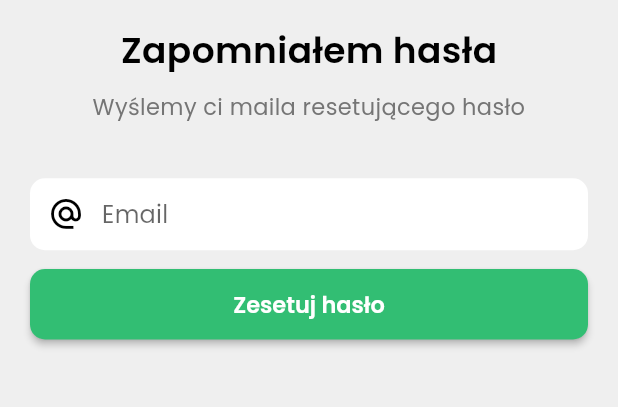
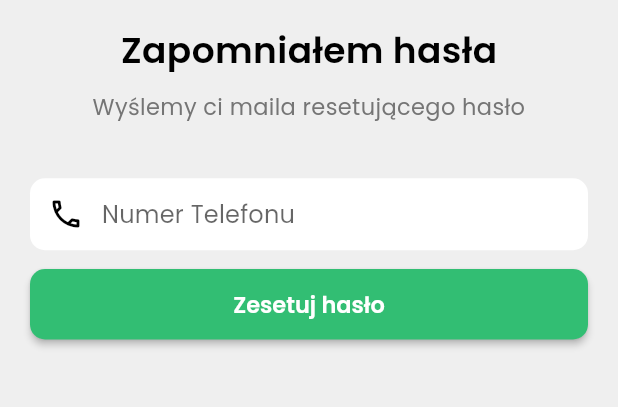
Before and after one commit to gonciuu/scanningworld, a Flutter app: the ForgotPasswordScreen screen opened by its route, on a phone screen of 412 x 824 dp, the part 571-978 px from its top. Run offline on Flutter 3.47's test engine with Material 2 defaults, Android fonts, the phone set to English and light mode, and no system bars; drawn by our look-alikes of flutter_platform_widgets; our stand-ins replace dio, flutter_map, flutter_secure_storage, flutter_svg, google_fonts, latlong2 and 3 more; missing offline and left inert: flutter_map_marker_popup; accounts and stored records are empty; network calls fail.

Commit message:
make reset password screen

```diff
--- a/app/lib/screens/forgot_password_screen.dart
+++ b/app/lib/screens/forgot_password_screen.dart
@@ -1,60 +1,96 @@
 import 'dart:io';
-
 import 'package:flutter/cupertino.dart';
 import 'package:flutter/material.dart';
 import 'package:flutter_platform_widgets/flutter_platform_widgets.dart';
-import 'package:scanning_world/utils/extensions.dart';
+import 'package:provider/provider.dart';
+import 'package:scanning_world/data/remote/providers/auth_provider.dart';
+import 'package:scanning_world/widgets/common/custom_progress_indicator.dart';
+import 'package:scanning_world/widgets/common/error_dialog.dart';
 
+import '../data/remote/http/http_exception.dart';
 import '../theme/theme.dart';
 import '../theme/widgets_base_theme.dart';
 
-class ForgotPasswordScreen extends StatelessWidget {
+class ForgotPasswordScreen extends StatefulWidget {
   static const String routeName = '/forgot-password';
 
   ForgotPasswordScreen({Key? key}) : super(key: key);
 
+  @override
+  State<ForgotPasswordScreen> createState() => _ForgotPasswordScreenState();
+}
+
+class _ForgotPasswordScreenState extends State<ForgotPasswordScreen> {
   // Form controller
   final _formKey = GlobalKey<FormState>();
-  final TextEditingController _emailController = TextEditingController();
 
-  // handle form submission
+  final TextEditingController _phoneNumberController = TextEditingController();
+
+  var _isLoading = false;
+
+  // handle form submission and send reset password link
   Future<void> _resetPassword() async {
+    final authProvider = context.read<AuthProvider>();
     if (_formKey.currentState!.validate()) {
       _formKey.currentState!.save();
+
+      try {
+        setState(() => _isLoading = true);
+        await authProvider.forgotPassword(_phoneNumberController.text);
+        showPlatformDialog(
+            context: context,
+            builder: (c) => PlatformAlertDialog(
+                  title: const Text('Wysłano'),
+                  content: const Text('Sprawdź swoją skrzynkę pocztową'),
+                  actions: <Widget>[
+                    PlatformDialogAction(
+                      child: Text(
+                        'OK',
+                        style: TextStyle(color: primary[700]),
+                      ),
+                      onPressed: () => Navigator.of(context)
+                        ..pop()
+                        ..pop(),
+                    ),
+                  ],
+                ));
+      } on HttpError catch (e) {
+        showPlatformDialog(
+            context: context, builder: (_) => ErrorDialog(message: e.message));
+      } finally {
+        setState(() => _isLoading = false);
+      }
     }
   }
 
   @override
   Widget build(BuildContext context) {
     final emailField = PlatformTextFormField(
-      controller: _emailController,
+      controller: _phoneNumberController,
       validator: (value) {
         if (value == null || value.isEmpty) {
           return 'To pole nie może być puste';
-        }
-        if (!value.isValidEmail()) {
-          return 'Niepoprawny adres email';
         }
         return null;
       },
       keyboardType: TextInputType.emailAddress,
       textInputAction: TextInputAction.done,
       cupertino: (_, __) => cupertinoTextFieldDecoration(
-          placeholder: 'Email',
+          placeholder: 'Numer Telefonu',
           prefix: const Padding(
             padding: EdgeInsets.only(top: 8, bottom: 8, left: 8, right: 4),
             child: Icon(
-              Icons.alternate_email_outlined,
+              CupertinoIcons.phone,
               color: Colors.black,
             ),
           )),
       material: (_, __) => MaterialTextFormFieldData(
         decoration: materialInputDecoration.copyWith(
           prefixIcon: const Icon(
-            Icons.alternate_email_outlined,
+            Icons.phone_outlined,
             color: Colors.black,
           ),
-          hintText: 'Email',
+          hintText: 'Numer Telefonu',
         ),
       ),
     );
@@ -100,11 +136,13 @@ class ForgotPasswordScreen extends StatelessWidget {
                     SizedBox(
                       width: double.infinity,
                       child: PlatformElevatedButton(
-                        onPressed: _resetPassword,
-                        child: const Text(
-                          'Zesetuj hasło',
-                          style: TextStyle(color: Colors.white),
-                        ),
+                        onPressed: _isLoading ? null : _resetPassword,
+                        child: _isLoading
+                            ? const CustomProgressIndicator()
+                            : const Text(
+                                'Zesetuj hasło',
+                                style: TextStyle(color: Colors.white),
+                              ),
                       ),
                     ),
                   ],
--- a/app/lib/screens/home/map_screen.dart
+++ b/app/lib/screens/home/map_screen.dart
@@ -68,7 +68,6 @@ class _MapScreenState extends State<MapScreen> {
               center: LatLng(49.985868, 18.403585),
               zoom: 14.0,
               minZoom: 8.0,
-              maxZoom: 18.0,
               onTap: (_, __) => _popupLayerController
                   .hideAllPopups(), // Hide popup when the map is tapped.
             ),
```
Also changed, not shown: app/lib/data/remote/providers/auth_provider.dart (+14 -3 lines), app/lib/screens/sign_in_screen.dart (+3 -4 lines), app/lib/widgets/home/profile/sign_out.dart (+11 -8 lines).
